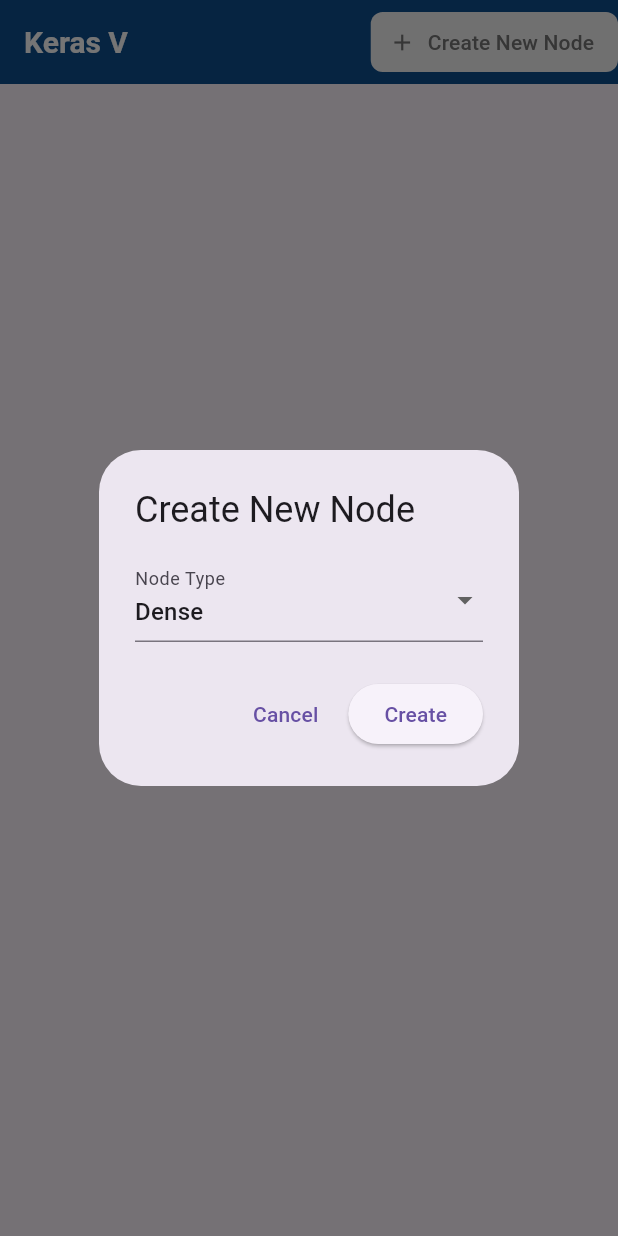
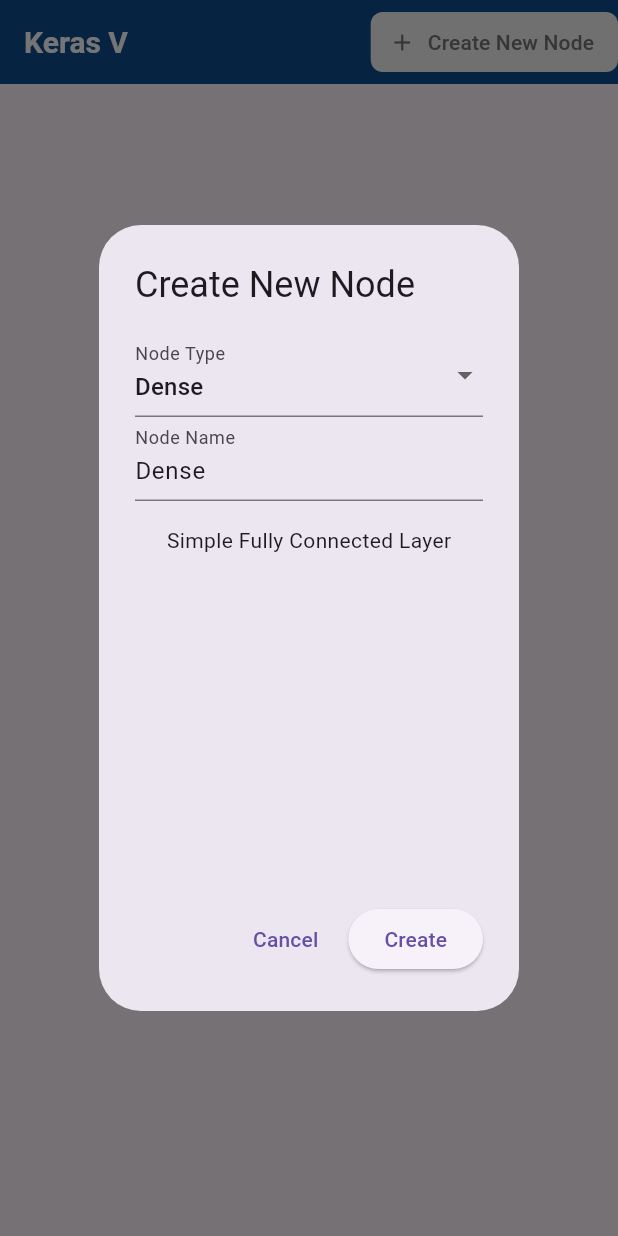
Before and after one commit to tensor-v/tensorV, a Flutter app: the screen it shows after launch, after a tap on "Create New Node", on a phone screen of 412 x 824 dp. Run offline on Flutter 3.47's test engine with Material 3 defaults, Android fonts, the light colour scheme and no system bars.

Commit message:
add node_edit

```diff
--- a/lib/create_node_dialog.dart
+++ b/lib/create_node_dialog.dart
@@ -1,5 +1,6 @@
 import 'package:flutter/material.dart';
 import 'node_data.dart';
+import 'node_edit.dart';
 
 
 class CreateNodeDialog extends StatefulWidget {
@@ -50,6 +51,13 @@ class _CreateNodeDialogState extends State<CreateNodeDialog> {
               }
             },
           ),
+          SizedBox(
+            height: 300,
+            child: NodeEdit(
+              data: selectedData,
+              editable: true
+            ),
+          )
         ],
       ),
       actions: [
--- a/lib/draggable_node.dart
+++ b/lib/draggable_node.dart
@@ -1,5 +1,6 @@
 import 'package:flutter/material.dart';
 import 'node_data.dart';
+import 'node_edit.dart';
 import 'theme/colors.dart';
 
 class DraggableNode extends StatelessWidget {
@@ -29,10 +30,9 @@ class DraggableNode extends StatelessWidget {
           borderRadius: BorderRadius.circular(12),
           boxShadow: const [BoxShadow(color: AppColors.shadow, blurRadius: 4)],
         ),
-        child: Column(
-          crossAxisAlignment: CrossAxisAlignment.start,
-          children: [
-          ],
+        child: NodeEdit(
+          data: data,
+          editable: false,
         ),
       ),
     );
--- a/lib/node_edit.dart
+++ b/lib/node_edit.dart
@@ -1,2 +1,52 @@
 import 'package:flutter/material.dart';
-import 'draggable_node.dart';
+import 'node_data.dart';
+
+class NodeEdit extends StatefulWidget {
+  final NodeData data;
+  final bool editable;
+
+  const NodeEdit({
+    super.key,
+    required this.data,
+    required this.editable
+  });
+
+  @override
+  State<NodeEdit> createState() => _NodeEditState();
+}
+
+class _NodeEditState extends State<NodeEdit> {
+  late TextEditingController _nameController;
+
+  @override
+  void initState() {
+    super.initState();
+    _nameController = TextEditingController(text: widget.data.name);
+  }
+
+  @override
+  void dispose() {
+    _nameController.dispose();
+    super.dispose();
+  }
+
+  @override
+  Widget build(BuildContext context) {
+    return Column(
+      children: [
+        widget.editable ?
+          TextField(
+            controller: _nameController,
+            decoration: const InputDecoration(labelText: 'Node Name'),
+          ):
+          Text(
+            widget.data.name
+          ),
+        const SizedBox(height: 16),
+        Text(
+          widget.data.description
+        )
+      ],
+    );
+  }
+}
```
